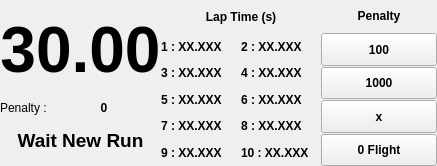
This is F3FChrono/gui/WChrono.ui in jomarin38/F3FChrono as Qt 5 draws it before an edit. The edited form follows.
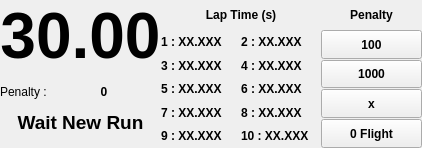
This is the edited form.

Commit message: Removing vertical spacers

```diff
--- a/F3FChrono/gui/WChrono.ui
+++ b/F3FChrono/gui/WChrono.ui
@@ -6,8 +6,8 @@
    <rect>
     <x>0</x>
     <y>0</y>
-    <width>437</width>
-    <height>166</height>
+    <width>422</width>
+    <height>148</height>
    </rect>
   </property>
   <property name="sizePolicy">
@@ -43,19 +43,6 @@
      <property name="sizeConstraint">
       <enum>QLayout::SetMinAndMaxSize</enum>
      </property>
-     <item>
-      <spacer name="verticalSpacer_2">
-       <property name="orientation">
-        <enum>Qt::Vertical</enum>
-       </property>
-       <property name="sizeHint" stdset="0">
-        <size>
-         <width>20</width>
-         <height>40</height>
-        </size>
-       </property>
-      </spacer>
-     </item>
      <item>
       <widget class="QLabel" name="Time_label">
        <property name="sizePolicy">
@@ -79,19 +66,6 @@
        </property>
       </widget>
      </item>
-     <item>
-      <spacer name="verticalSpacer_3">
-       <property name="orientation">
-        <enum>Qt::Vertical</enum>
-       </property>
-       <property name="sizeHint" stdset="0">
-        <size>
-         <width>20</width>
-         <height>40</height>
-        </size>
-       </property>
-      </spacer>
-     </item>
      <item>
       <layout class="QHBoxLayout" name="horizontalLayout_4">
        <item>
@@ -138,19 +112,6 @@
        </item>
       </layout>
      </item>
-     <item>
-      <spacer name="verticalSpacer">
-       <property name="orientation">
-        <enum>Qt::Vertical</enum>
-       </property>
-       <property name="sizeHint" stdset="0">
-        <size>
-         <width>20</width>
-         <height>40</height>
-        </size>
-       </property>
-      </spacer>
-     </item>
      <item>
       <widget class="QLabel" name="Status">
        <property name="sizePolicy">
```
The commit also changes 1 other file.
